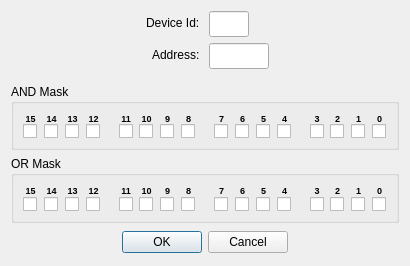
First picture: the form in src/dialogs/dialogmaskwriteregiter.ui, repository sanny32/OpenModScan, before the edit.
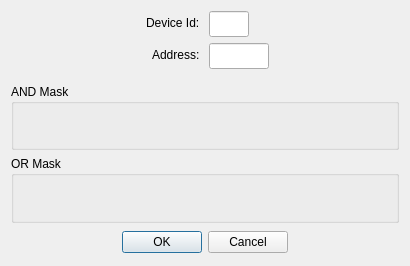
Second picture: the form after the edit. Custom widgets are drawn as their Qt base class.

```diff
--- a/src/dialogs/dialogmaskwriteregiter.ui
+++ b/src/dialogs/dialogmaskwriteregiter.ui
@@ -13,11 +13,8 @@
   <property name="windowTitle">
    <string>22: Mask Write Register</string>
   </property>
-  <property name="styleSheet">
-   <string notr="true">QCheckBox { spacing: 0px; }</string>
-  </property>
-  <layout class="QVBoxLayout" name="verticalLayout">
-   <item>
+  <layout class="QGridLayout" name="gridLayout_3">
+   <item row="0" column="0">
     <layout class="QFormLayout" name="formLayout">
      <property name="labelAlignment">
       <set>Qt::AlignRight|Qt::AlignTrailing|Qt::AlignVCenter</set>
@@ -88,671 +85,34 @@
      </item>
     </layout>
    </item>
-   <item>
-    <widget class="QGroupBox" name="groupBox">
+   <item row="1" column="0">
+    <widget class="CheckableGroupBox" name="groupBoxAndMask">
      <property name="title">
       <string>AND Mask</string>
      </property>
      <layout class="QGridLayout" name="gridLayout">
-      <property name="verticalSpacing">
+      <property name="leftMargin">
        <number>0</number>
       </property>
-      <item row="0" column="0">
-       <widget class="QLabel" name="labelAnd15">
-        <property name="text">
-         <string notr="true">&lt;html&gt;&lt;head/&gt;&lt;body&gt;&lt;p&gt;&lt;span style=&quot; font-size:7pt; font-weight:700;&quot;&gt;15&lt;/span&gt;&lt;/p&gt;&lt;/body&gt;&lt;/html&gt;</string>
-        </property>
-        <property name="alignment">
-         <set>Qt::AlignCenter</set>
-        </property>
-       </widget>
-      </item>
-      <item row="0" column="1">
-       <widget class="QLabel" name="labelAnd14">
-        <property name="text">
-         <string notr="true">&lt;html&gt;&lt;head/&gt;&lt;body&gt;&lt;p&gt;&lt;span style=&quot; font-size:7pt; font-weight:700;&quot;&gt;14&lt;/span&gt;&lt;/p&gt;&lt;/body&gt;&lt;/html&gt;</string>
-        </property>
-        <property name="alignment">
-         <set>Qt::AlignCenter</set>
-        </property>
-       </widget>
-      </item>
-      <item row="0" column="2">
-       <widget class="QLabel" name="labelAnd13">
-        <property name="text">
-         <string notr="true">&lt;html&gt;&lt;head/&gt;&lt;body&gt;&lt;p&gt;&lt;span style=&quot; font-size:7pt; font-weight:700;&quot;&gt;13&lt;/span&gt;&lt;/p&gt;&lt;/body&gt;&lt;/html&gt;</string>
-        </property>
-        <property name="alignment">
-         <set>Qt::AlignCenter</set>
-        </property>
-       </widget>
-      </item>
-      <item row="0" column="3">
-       <widget class="QLabel" name="labelAnd12">
-        <property name="text">
-         <string notr="true">&lt;html&gt;&lt;head/&gt;&lt;body&gt;&lt;p&gt;&lt;span style=&quot; font-size:7pt; font-weight:700;&quot;&gt;12&lt;/span&gt;&lt;/p&gt;&lt;/body&gt;&lt;/html&gt;</string>
-        </property>
-        <property name="alignment">
-         <set>Qt::AlignCenter</set>
-        </property>
-       </widget>
-      </item>
-      <item row="0" column="4" rowspan="2">
-       <spacer name="horizontalSpacer_5">
-        <property name="orientation">
-         <enum>Qt::Horizontal</enum>
-        </property>
-        <property name="sizeType">
-         <enum>QSizePolicy::Fixed</enum>
-        </property>
-        <property name="sizeHint" stdset="0">
-         <size>
-          <width>12</width>
-          <height>20</height>
-         </size>
-        </property>
-       </spacer>
-      </item>
-      <item row="0" column="5">
-       <widget class="QLabel" name="labelAnd11">
-        <property name="text">
-         <string notr="true">&lt;html&gt;&lt;head/&gt;&lt;body&gt;&lt;p&gt;&lt;span style=&quot; font-size:7pt; font-weight:700;&quot;&gt;11&lt;/span&gt;&lt;/p&gt;&lt;/body&gt;&lt;/html&gt;</string>
-        </property>
-        <property name="alignment">
-         <set>Qt::AlignCenter</set>
-        </property>
-       </widget>
-      </item>
-      <item row="0" column="6">
-       <widget class="QLabel" name="labelAnd10">
-        <property name="text">
-         <string notr="true">&lt;html&gt;&lt;head/&gt;&lt;body&gt;&lt;p&gt;&lt;span style=&quot; font-size:7pt; font-weight:700;&quot;&gt;10&lt;/span&gt;&lt;/p&gt;&lt;/body&gt;&lt;/html&gt;</string>
-        </property>
-        <property name="alignment">
-         <set>Qt::AlignCenter</set>
-        </property>
-       </widget>
-      </item>
-      <item row="0" column="7">
-       <widget class="QLabel" name="labelAnd9">
-        <property name="text">
-         <string notr="true">&lt;html&gt;&lt;head/&gt;&lt;body&gt;&lt;p&gt;&lt;span style=&quot; font-size:7pt; font-weight:700;&quot;&gt;9&lt;/span&gt;&lt;/p&gt;&lt;/body&gt;&lt;/html&gt;</string>
-        </property>
-        <property name="alignment">
-         <set>Qt::AlignCenter</set>
-        </property>
-       </widget>
-      </item>
-      <item row="0" column="8">
-       <widget class="QLabel" name="labelAnd8">
-        <property name="text">
-         <string notr="true">&lt;html&gt;&lt;head/&gt;&lt;body&gt;&lt;p&gt;&lt;span style=&quot; font-size:7pt; font-weight:700;&quot;&gt;8&lt;/span&gt;&lt;/p&gt;&lt;/body&gt;&lt;/html&gt;</string>
-        </property>
-        <property name="alignment">
-         <set>Qt::AlignCenter</set>
-        </property>
-       </widget>
-      </item>
-      <item row="0" column="9" rowspan="2">
-       <spacer name="horizontalSpacer_6">
-        <property name="orientation">
-         <enum>Qt::Horizontal</enum>
-        </property>
-        <property name="sizeType">
-         <enum>QSizePolicy::Fixed</enum>
-        </property>
-        <property name="sizeHint" stdset="0">
-         <size>
-          <width>12</width>
-          <height>20</height>
-         </size>
-        </property>
-       </spacer>
-      </item>
-      <item row="0" column="10">
-       <widget class="QLabel" name="labelAnd7">
-        <property name="text">
-         <string notr="true">&lt;html&gt;&lt;head/&gt;&lt;body&gt;&lt;p&gt;&lt;span style=&quot; font-size:7pt; font-weight:700;&quot;&gt;7&lt;/span&gt;&lt;/p&gt;&lt;/body&gt;&lt;/html&gt;</string>
-        </property>
-        <property name="alignment">
-         <set>Qt::AlignCenter</set>
-        </property>
-       </widget>
-      </item>
-      <item row="0" column="11">
-       <widget class="QLabel" name="labelAnd6">
-        <property name="text">
-         <string notr="true">&lt;html&gt;&lt;head/&gt;&lt;body&gt;&lt;p&gt;&lt;span style=&quot; font-size:7pt; font-weight:700;&quot;&gt;6&lt;/span&gt;&lt;/p&gt;&lt;/body&gt;&lt;/html&gt;</string>
-        </property>
-        <property name="alignment">
-         <set>Qt::AlignCenter</set>
-        </property>
-       </widget>
-      </item>
-      <item row="0" column="12">
-       <widget class="QLabel" name="labelAnd5">
-        <property name="text">
-         <string notr="true">&lt;html&gt;&lt;head/&gt;&lt;body&gt;&lt;p&gt;&lt;span style=&quot; font-size:7pt; font-weight:700;&quot;&gt;5&lt;/span&gt;&lt;/p&gt;&lt;/body&gt;&lt;/html&gt;</string>
-        </property>
-        <property name="alignment">
-         <set>Qt::AlignCenter</set>
-        </property>
-       </widget>
-      </item>
-      <item row="0" column="13">
-       <widget class="QLabel" name="labelAnd4">
-        <property name="text">
-         <string notr="true">&lt;html&gt;&lt;head/&gt;&lt;body&gt;&lt;p&gt;&lt;span style=&quot; font-size:7pt; font-weight:700;&quot;&gt;4&lt;/span&gt;&lt;/p&gt;&lt;/body&gt;&lt;/html&gt;</string>
-        </property>
-        <property name="alignment">
-         <set>Qt::AlignCenter</set>
-        </property>
-       </widget>
-      </item>
-      <item row="0" column="14" rowspan="2">
-       <spacer name="horizontalSpacer_7">
-        <property name="orientation">
-         <enum>Qt::Horizontal</enum>
-        </property>
-        <property name="sizeType">
-         <enum>QSizePolicy::Fixed</enum>
-        </property>
-        <property name="sizeHint" stdset="0">
-         <size>
-          <width>12</width>
-          <height>20</height>
-         </size>
-        </property>
-       </spacer>
-      </item>
-      <item row="0" column="15">
-       <widget class="QLabel" name="labelAnd3">
-        <property name="text">
-         <string notr="true">&lt;html&gt;&lt;head/&gt;&lt;body&gt;&lt;p&gt;&lt;span style=&quot; font-size:7pt; font-weight:700;&quot;&gt;3&lt;/span&gt;&lt;/p&gt;&lt;/body&gt;&lt;/html&gt;</string>
-        </property>
-        <property name="alignment">
-         <set>Qt::AlignCenter</set>
-        </property>
-       </widget>
-      </item>
-      <item row="0" column="16">
-       <widget class="QLabel" name="labelAnd2">
-        <property name="text">
-         <string notr="true">&lt;html&gt;&lt;head/&gt;&lt;body&gt;&lt;p&gt;&lt;span style=&quot; font-size:7pt; font-weight:700;&quot;&gt;2&lt;/span&gt;&lt;/p&gt;&lt;/body&gt;&lt;/html&gt;</string>
-        </property>
-        <property name="alignment">
-         <set>Qt::AlignCenter</set>
-        </property>
-       </widget>
-      </item>
-      <item row="0" column="17">
-       <widget class="QLabel" name="labelAnd1">
-        <property name="text">
-         <string notr="true">&lt;html&gt;&lt;head/&gt;&lt;body&gt;&lt;p&gt;&lt;span style=&quot; font-size:7pt; font-weight:700;&quot;&gt;1&lt;/span&gt;&lt;/p&gt;&lt;/body&gt;&lt;/html&gt;</string>
-        </property>
-        <property name="alignment">
-         <set>Qt::AlignCenter</set>
-        </property>
-       </widget>
-      </item>
-      <item row="0" column="18">
-       <widget class="QLabel" name="labelAnd0">
-        <property name="text">
-         <string notr="true">&lt;html&gt;&lt;head/&gt;&lt;body&gt;&lt;p&gt;&lt;span style=&quot; font-size:7pt; font-weight:700;&quot;&gt;0&lt;/span&gt;&lt;/p&gt;&lt;/body&gt;&lt;/html&gt;</string>
-        </property>
-        <property name="alignment">
-         <set>Qt::AlignCenter</set>
-        </property>
-       </widget>
-      </item>
-      <item row="1" column="0">
-       <widget class="QCheckBox" name="checkBoxAnd15">
-        <property name="text">
-         <string/>
-        </property>
-       </widget>
-      </item>
-      <item row="1" column="1">
-       <widget class="QCheckBox" name="checkBoxAnd14">
-        <property name="text">
-         <string/>
-        </property>
-       </widget>
-      </item>
-      <item row="1" column="2">
-       <widget class="QCheckBox" name="checkBoxAnd13">
-        <property name="text">
-         <string/>
-        </property>
-       </widget>
-      </item>
-      <item row="1" column="3">
-       <widget class="QCheckBox" name="checkBoxAnd12">
-        <property name="text">
-         <string/>
-        </property>
-       </widget>
-      </item>
-      <item row="1" column="5">
-       <widget class="QCheckBox" name="checkBoxAnd11">
-        <property name="text">
-         <string/>
-        </property>
-       </widget>
-      </item>
-      <item row="1" column="6">
-       <widget class="QCheckBox" name="checkBoxAnd10">
-        <property name="text">
-         <string/>
-        </property>
-       </widget>
-      </item>
-      <item row="1" column="7">
-       <widget class="QCheckBox" name="checkBoxAnd9">
-        <property name="text">
-         <string/>
-        </property>
-       </widget>
-      </item>
-      <item row="1" column="8">
-       <widget class="QCheckBox" name="checkBoxAnd8">
-        <property name="text">
-         <string/>
-        </property>
-       </widget>
-      </item>
-      <item row="1" column="10">
-       <widget class="QCheckBox" name="checkBoxAnd7">
-        <property name="text">
-         <string/>
-        </property>
-       </widget>
-      </item>
-      <item row="1" column="11">
-       <widget class="QCheckBox" name="checkBoxAnd6">
-        <property name="text">
-         <string/>
-        </property>
-       </widget>
-      </item>
-      <item row="1" column="12">
-       <widget class="QCheckBox" name="checkBoxAnd5">
-        <property name="text">
-         <string/>
-        </property>
-       </widget>
-      </item>
-      <item row="1" column="13">
-       <widget class="QCheckBox" name="checkBoxAnd4">
-        <property name="text">
-         <string/>
-        </property>
-       </widget>
-      </item>
-      <item row="1" column="15">
-       <widget class="QCheckBox" name="checkBoxAnd3">
-        <property name="text">
-         <string/>
-        </property>
-       </widget>
-      </item>
-      <item row="1" column="16">
-       <widget class="QCheckBox" name="checkBoxAnd2">
-        <property name="text">
-         <string/>
-        </property>
-       </widget>
-      </item>
-      <item row="1" column="17">
-       <widget class="QCheckBox" name="checkBoxAnd1">
-        <property name="text">
-         <string/>
-        </property>
-       </widget>
-      </item>
-      <item row="1" column="18">
-       <widget class="QCheckBox" name="checkBoxAnd0">
-        <property name="text">
-         <string/>
-        </property>
-       </widget>
-      </item>
-     </layout>
-    </widget>
-   </item>
-   <item>
-    <widget class="QGroupBox" name="groupBox_2">
-     <property name="title">
-      <string>OR Mask</string>
-     </property>
-     <layout class="QGridLayout" name="gridLayout_2">
-      <property name="verticalSpacing">
+      <property name="topMargin">
        <number>0</number>
       </property>
+      <property name="rightMargin">
+       <number>0</number>
+      </property>
+      <property name="bottomMargin">
+       <number>0</number>
+      </property>
+      <property name="spacing">
+       <number>0</number>
+      </property>
       <item row="0" column="0">
-       <widget class="QLabel" name="labelOr15">
-        <property name="text">
-         <string notr="true">&lt;html&gt;&lt;head/&gt;&lt;body&gt;&lt;p&gt;&lt;span style=&quot; font-size:7pt; font-weight:700;&quot;&gt;15&lt;/span&gt;&lt;/p&gt;&lt;/body&gt;&lt;/html&gt;</string>
-        </property>
-        <property name="alignment">
-         <set>Qt::AlignCenter</set>
-        </property>
-       </widget>
+       <widget class="BitPatternControl" name="controlAndMask" native="true"/>
       </item>
-      <item row="0" column="1">
-       <widget class="QLabel" name="labelOr14">
-        <property name="text">
-         <string notr="true">&lt;html&gt;&lt;head/&gt;&lt;body&gt;&lt;p&gt;&lt;span style=&quot; font-size:7pt; font-weight:700;&quot;&gt;14&lt;/span&gt;&lt;/p&gt;&lt;/body&gt;&lt;/html&gt;</string>
-        </property>
-        <property name="alignment">
-         <set>Qt::AlignCenter</set>
-        </property>
-       </widget>
-      </item>
-      <item row="0" column="2">
-       <widget class="QLabel" name="labelOr13">
-        <property name="text">
-         <string notr="true">&lt;html&gt;&lt;head/&gt;&lt;body&gt;&lt;p&gt;&lt;span style=&quot; font-size:7pt; font-weight:700;&quot;&gt;13&lt;/span&gt;&lt;/p&gt;&lt;/body&gt;&lt;/html&gt;</string>
-        </property>
-        <property name="alignment">
-         <set>Qt::AlignCenter</set>
-        </property>
-       </widget>
-      </item>
-      <item row="0" column="3">
-       <widget class="QLabel" name="labelOr12">
-        <property name="text">
-         <string notr="true">&lt;html&gt;&lt;head/&gt;&lt;body&gt;&lt;p&gt;&lt;span style=&quot; font-size:7pt; font-weight:700;&quot;&gt;12&lt;/span&gt;&lt;/p&gt;&lt;/body&gt;&lt;/html&gt;</string>
-        </property>
-        <property name="alignment">
-         <set>Qt::AlignCenter</set>
-        </property>
-       </widget>
-      </item>
-      <item row="0" column="4" rowspan="2">
-       <spacer name="horizontalSpacer_8">
-        <property name="orientation">
-         <enum>Qt::Horizontal</enum>
-        </property>
-        <property name="sizeType">
-         <enum>QSizePolicy::Fixed</enum>
-        </property>
-        <property name="sizeHint" stdset="0">
-         <size>
-          <width>12</width>
-          <height>20</height>
-         </size>
-        </property>
-       </spacer>
-      </item>
-      <item row="0" column="5">
-       <widget class="QLabel" name="labelOr11">
-        <property name="text">
-         <string notr="true">&lt;html&gt;&lt;head/&gt;&lt;body&gt;&lt;p&gt;&lt;span style=&quot; font-size:7pt; font-weight:700;&quot;&gt;11&lt;/span&gt;&lt;/p&gt;&lt;/body&gt;&lt;/html&gt;</string>
-        </property>
-        <property name="alignment">
-         <set>Qt::AlignCenter</set>
-        </property>
-       </widget>
-      </item>
-      <item row="0" column="6">
-       <widget class="QLabel" name="labelOr10">
-        <property name="text">
-         <string notr="true">&lt;html&gt;&lt;head/&gt;&lt;body&gt;&lt;p&gt;&lt;span style=&quot; font-size:7pt; font-weight:700;&quot;&gt;10&lt;/span&gt;&lt;/p&gt;&lt;/body&gt;&lt;/html&gt;</string>
-        </property>
-        <property name="alignment">
-         <set>Qt::AlignCenter</set>
-        </property>
-       </widget>
-      </item>
-      <item row="0" column="7">
-       <widget class="QLabel" name="labelOr9">
-        <property name="text">
-         <string notr="true">&lt;html&gt;&lt;head/&gt;&lt;body&gt;&lt;p&gt;&lt;span style=&quot; font-size:7pt; font-weight:700;&quot;&gt;9&lt;/span&gt;&lt;/p&gt;&lt;/body&gt;&lt;/html&gt;</string>
-        </property>
-        <property name="alignment">
-         <set>Qt::AlignCenter</set>
-        </property>
-       </widget>
-      </item>
-      <item row="0" column="8">
-       <widget class="QLabel" name="labelOr8">
-        <property name="text">
-         <string notr="true">&lt;html&gt;&lt;head/&gt;&lt;body&gt;&lt;p&gt;&lt;span style=&quot; font-size:7pt; font-weight:700;&quot;&gt;8&lt;/span&gt;&lt;/p&gt;&lt;/body&gt;&lt;/html&gt;</string>
-        </property>
-        <property name="alignment">
-         <set>Qt::AlignCenter</set>
-        </property>
-       </widget>
-      </item>
-      <item row="0" column="9" rowspan="2">
-       <spacer name="horizontalSpacer_9">
-        <property name="orientation">
-         <enum>Qt::Horizontal</enum>
-        </property>
-        <property name="sizeType">
-         <enum>QSizePolicy::Fixed</enum>
-        </property>
-        <property name="sizeHint" stdset="0">
-         <size>
-          <width>12</width>
-          <height>20</height>
-         </size>
-        </property>
-       </spacer>
-      </item>
-      <item row="0" column="10">
-       <widget class="QLabel" name="labelOr7">
-        <property name="text">
-         <string notr="true">&lt;html&gt;&lt;head/&gt;&lt;body&gt;&lt;p&gt;&lt;span style=&quot; font-size:7pt; font-weight:700;&quot;&gt;7&lt;/span&gt;&lt;/p&gt;&lt;/body&gt;&lt;/html&gt;</string>
-        </property>
-        <property name="alignment">
-         <set>Qt::AlignCenter</set>
-        </property>
-       </widget>
-      </item>
-      <item row="0" column="11">
-       <widget class="QLabel" name="labelOr6">
-        <property name="text">
-         <string notr="true">&lt;html&gt;&lt;head/&gt;&lt;body&gt;&lt;p&gt;&lt;span style=&quot; font-size:7pt; font-weight:700;&quot;&gt;6&lt;/span&gt;&lt;/p&gt;&lt;/body&gt;&lt;/html&gt;</string>
-        </property>
-        <property name="alignment">
-         <set>Qt::AlignCenter</set>
-        </property>
-       </widget>
-      </item>
-      <item row="0" column="12">
-       <widget class="QLabel" name="labelOr5">
-        <property name="text">
-         <string notr="true">&lt;html&gt;&lt;head/&gt;&lt;body&gt;&lt;p&gt;&lt;span style=&quot; font-size:7pt; font-weight:700;&quot;&gt;5&lt;/span&gt;&lt;/p&gt;&lt;/body&gt;&lt;/html&gt;</string>
-        </property>
-        <property name="alignment">
-         <set>Qt::AlignCenter</set>
-        </property>
-       </widget>
-      </item>
-      <item row="0" column="13">
-       <widget class="QLabel" name="labelOr4">
-        <property name="text">
-         <string notr="true">&lt;html&gt;&lt;head/&gt;&lt;body&gt;&lt;p&gt;&lt;span style=&quot; font-size:7pt; font-weight:700;&quot;&gt;4&lt;/span&gt;&lt;/p&gt;&lt;/body&gt;&lt;/html&gt;</string>
-        </property>
-        <property name="alignment">
-         <set>Qt::AlignCenter</set>
-        </property>
-       </widget>
-      </item>
-      <item row="0" column="14" rowspan="2">
-       <spacer name="horizontalSpacer_10">
-        <property name="orientation">
-         <enum>Qt::Horizontal</enum>
-        </property>
-        <property name="sizeType">
-         <enum>QSizePolicy::Fixed</enum>
-        </property>
-        <property name="sizeHint" stdset="0">
-         <size>
-          <width>12</width>
-          <height>20</height>
-         </size>
-        </property>
-       </spacer>
-      </item>
-      <item row="0" column="15">
-       <widget class="QLabel" name="labelOr3">
-        <property name="text">
-         <string notr="true">&lt;html&gt;&lt;head/&gt;&lt;body&gt;&lt;p&gt;&lt;span style=&quot; font-size:7pt; font-weight:700;&quot;&gt;3&lt;/span&gt;&lt;/p&gt;&lt;/body&gt;&lt;/html&gt;</string>
-        </property>
-        <property name="alignment">
-         <set>Qt::AlignCenter</set>
-        </property>
-       </widget>
-      </item>
-      <item row="0" column="16">
-       <widget class="QLabel" name="labelOr2">
-        <property name="text">
-         <string notr="true">&lt;html&gt;&lt;head/&gt;&lt;body&gt;&lt;p&gt;&lt;span style=&quot; font-size:7pt; font-weight:700;&quot;&gt;2&lt;/span&gt;&lt;/p&gt;&lt;/body&gt;&lt;/html&gt;</string>
-        </property>
-        <property name="alignment">
-         <set>Qt::AlignCenter</set>
-        </property>
-       </widget>
-      </item>
-      <item row="0" column="17">
-       <widget class="QLabel" name="labelOr1">
-        <property name="text">
-         <string notr="true">&lt;html&gt;&lt;head/&gt;&lt;body&gt;&lt;p&gt;&lt;span style=&quot; font-size:7pt; font-weight:700;&quot;&gt;1&lt;/span&gt;&lt;/p&gt;&lt;/body&gt;&lt;/html&gt;</string>
-        </property>
-        <property name="alignment">
-         <set>Qt::AlignCenter</set>
-        </property>
-       </widget>
-      </item>
-      <item row="0" column="18">
-       <widget class="QLabel" name="labelOr0">
-        <property name="text">
-         <string notr="true">&lt;html&gt;&lt;head/&gt;&lt;body&gt;&lt;p&gt;&lt;span style=&quot; font-size:7pt; font-weight:700;&quot;&gt;0&lt;/span&gt;&lt;/p&gt;&lt;/body&gt;&lt;/html&gt;</string>
-        </property>
-        <property name="alignment">
-         <set>Qt::AlignCenter</set>
-        </property>
-       </widget>
-      </item>
-      <item row="1" column="0">
-       <widget class="QCheckBox" name="checkBoxOr15">
-        <property name="text">
-         <string/>
-        </property>
-       </widget>
-      </item>
-      <item row="1" column="1">
-       <widget class="QCheckBox" name="checkBoxOr14">
-        <property name="text">
-         <string/>
-        </property>
-       </widget>
-      </item>
-      <item row="1" column="2">
-       <widget class="QCheckBox" name="checkBoxOr13">
-        <property name="text">
-         <string/>
-        </property>
-       </widget>
-      </item>
-      <item row="1" column="3">
-       <widget class="QCheckBox" name="checkBoxOr12">
-        <property name="text">
-         <string/>
-        </property>
-       </widget>
-      </item>
-      <item row="1" column="5">
-       <widget class="QCheckBox" name="checkBoxOr11">
-        <property name="text">
-         <string/>
-        </property>
-       </widget>
-      </item>
-      <item row="1" column="6">
-       <widget class="QCheckBox" name="checkBoxOr10">
-        <property name="text">
-         <string/>
-        </property>
-       </widget>
-      </item>
-      <item row="1" column="7">
-       <widget class="QCheckBox" name="checkBoxOr9">
-        <property name="text">
-         <string/>
-        </property>
-       </widget>
-      </item>
-      <item row="1" column="8">
-       <widget class="QCheckBox" name="checkBoxOr8">
-        <property name="text">
-         <string/>
-        </property>
-       </widget>
-      </item>
-      <item row="1" column="10">
-       <widget class="QCheckBox" name="checkBoxOr7">
-        <property name="text">
-         <string/>
-        </property>
-       </widget>
-      </item>
-      <item row="1" column="11">
-       <widget class="QCheckBox" name="checkBoxOr6">
-        <property name="text">
-         <string/>
-        </property>
-       </widget>
-      </item>
-      <item row="1" column="12">
-       <widget class="QCheckBox" name="checkBoxOr5">
-        <property name="text">
-         <string/>
-        </property>
-       </widget>
-      </item>
-      <item row="1" column="13">
-       <widget class="QCheckBox" name="checkBoxOr4">
-        <property name="text">
-         <string/>
-        </property>
-       </widget>
-      </item>
-      <item row="1" column="15">
-       <widget class="QCheckBox" name="checkBoxOr3">
-        <property name="text">
-         <string/>
-        </property>
-       </widget>
-      </item>
-      <item row="1" column="16">
-       <widget class="QCheckBox" name="checkBoxOr2">
-        <property name="text">
-         <string/>
-        </property>
-       </widget>
-      </item>
-      <item row="1" column="17">
-       <widget class="QCheckBox" name="checkBoxOr1">
-        <property name="text">
-         <string/>
-        </property>
-       </widget>
-      </item>
-      <item row="1" column="18">
-       <widget class="QCheckBox" name="checkBoxOr0">
-        <property name="text">
-         <string/>
-        </property>
-       </widget>
-      </item>
      </layout>
     </widget>
    </item>
-   <item>
+   <item row="3" column="0">
     <widget class="QDialogButtonBox" name="buttonBox">
      <property name="minimumSize">
       <size>
@@ -771,14 +131,52 @@
      </property>
     </widget>
    </item>
+   <item row="2" column="0">
+    <widget class="CheckableGroupBox" name="groupBoxOrMask">
+     <property name="title">
+      <string>OR Mask</string>
+     </property>
+     <layout class="QGridLayout" name="gridLayout_2">
+      <property name="leftMargin">
+       <number>0</number>
+      </property>
+      <property name="topMargin">
+       <number>0</number>
+      </property>
+      <property name="rightMargin">
+       <number>0</number>
+      </property>
+      <property name="bottomMargin">
+       <number>0</number>
+      </property>
+      <property name="spacing">
+       <number>0</number>
+      </property>
+      <item row="0" column="10">
+       <widget class="BitPatternControl" name="controlOrMask" native="true"/>
+      </item>
+     </layout>
+    </widget>
+   </item>
   </layout>
  </widget>
  <customwidgets>
+  <customwidget>
+   <class>CheckableGroupBox</class>
+   <extends>QGroupBox</extends>
+   <header>checkablegroupbox.h</header>
+  </customwidget>
   <customwidget>
    <class>NumericLineEdit</class>
    <extends>QLineEdit</extends>
    <header>numericlineedit.h</header>
   </customwidget>
+  <customwidget>
+   <class>BitPatternControl</class>
+   <extends>QWidget</extends>
+   <header>bitpatterncontrol.h</header>
+   <container>1</container>
+  </customwidget>
  </customwidgets>
  <resources/>
  <connections>
```
